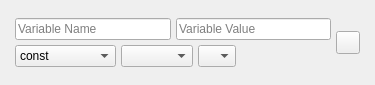
Above: UI/Arduino/glitch-object-variable-arduino.ui from textbrowser/glitch before the change. Below: the same form after it.
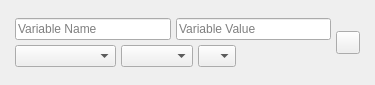
That is the form after the change. Icons and pictures are not drawn.

```diff
--- a/UI/Arduino/glitch-object-variable-arduino.ui
+++ b/UI/Arduino/glitch-object-variable-arduino.ui
@@ -94,6 +94,11 @@
          <property name="sizeAdjustPolicy">
           <enum>QComboBox::AdjustToContents</enum>
          </property>
+         <item>
+          <property name="text">
+           <string notr="true"/>
+          </property>
+         </item>
          <item>
           <property name="text">
            <string notr="true">const</string>
```
Left out of the diff: 17 changed lines with no effect on the pictures.
